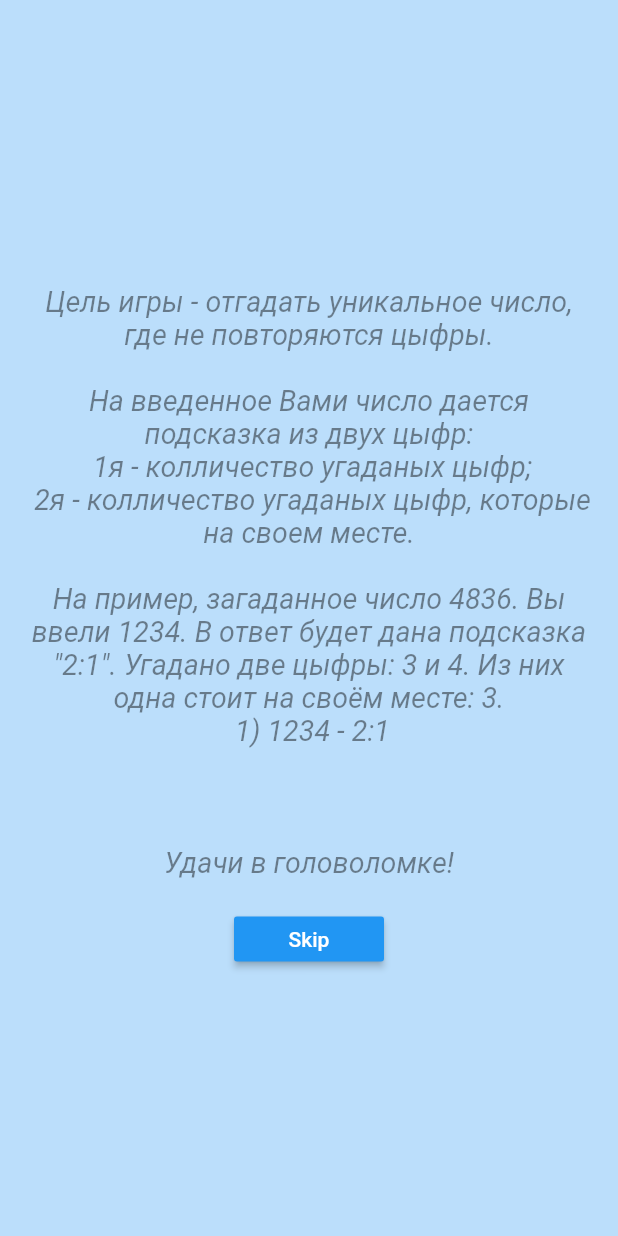
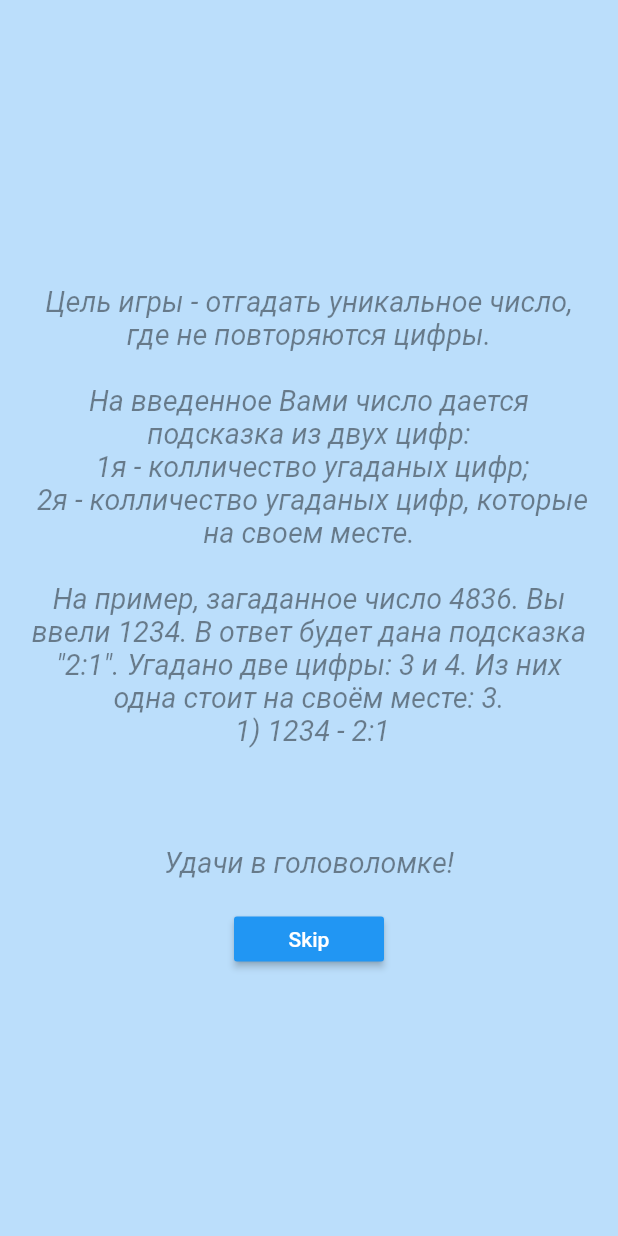
Before and after one commit to bapm91/FirstFlutterApp, a Flutter app: the screen it shows after launch, on a phone screen of 412 x 824 dp. Run offline on Flutter 3.47's test engine with Material 2 defaults, Android fonts, the phone set to English and light mode, and no system bars; our stand-ins replace audioplayers, shared_preferences; missing offline and left inert: responsive_container, vibrate.

Commit message:
autogenerated changes for ios

```diff
--- a/lib/screens/how_to_play_screen.dart
+++ b/lib/screens/how_to_play_screen.dart
@@ -20,21 +20,21 @@ class HowToPlay extends StatelessWidget {
               padding: EdgeInsets.all(16),
               child: Text(
                 //TODO need translate to english
-              'Цель игры - отгадать уникальное число, где не повторяются цыфры.'
-                  '\n\nНа введенное Вами число дается подсказка из двух цыфр:'
-                  '\n 1я - колличество угаданых цыфр;'
-                  '\n 2я - колличество угаданых цыфр, которые на своем месте.'
-                  '\n\nНа пример, загаданное число 4836. Вы ввели 1234. В ответ будет дана подсказка "2:1". Угадано две цыфры: 3 и 4. Из них одна стоит на своём месте: 3.'
-                  '\n 1) 1234 - 2:1'
-                  '\n\n\n\nУдачи в головоломке!',
-              textAlign: TextAlign.center,
-              style: TextStyle(
+                'Цель игры - отгадать уникальное число, где не повторяются цифры.'
+                '\n\nНа введенное Вами число дается подсказка из двух цифр:'
+                '\n 1я - колличество угаданых цифр;'
+                '\n 2я - колличество угаданых цифр, которые на своем месте.'
+                '\n\nНа пример, загаданное число 4836. Вы ввели 1234. В ответ будет дана подсказка "2:1". Угадано две цифры: 3 и 4. Из них одна стоит на своём месте: 3.'
+                '\n 1) 1234 - 2:1'
+                '\n\n\n\nУдачи в головоломке!',
+                textAlign: TextAlign.center,
+                style: TextStyle(
                   color: Colors.black45,
                   fontSize: 19,
                   fontStyle: FontStyle.italic,
+                ),
               ),
-            ),),
-
+            ),
             ButtonTheme(
                 minWidth: 100,
                 height: 30,
--- a/pubspec.yaml
+++ b/pubspec.yaml
@@ -10,7 +10,7 @@ description: Simple Pass Hacking game
 version: 1.0.0+1
 
 environment:
-  sdk: ">=2.0.0-dev.68.0 <3.0.0"
+  sdk: '>=2.3.0-dev.0.1 <3.0.0'
 
 dependencies:
   flutter:
@@ -19,10 +19,10 @@ dependencies:
   # The following adds the Cupertino Icons font to your application.
   # Use with the CupertinoIcons class for iOS style icons.
   cupertino_icons: ^0.1.2
-  shared_preferences: 0.5.1+1
+  shared_preferences: 0.5.3+1
   responsive_container: 0.0.1
   vibrate: 0.0.4
-  audioplayers: 0.10.0
+  audioplayers: 0.13.0
 
 dev_dependencies:
   flutter_test:
```
Also changed, not shown: 3 other files.
